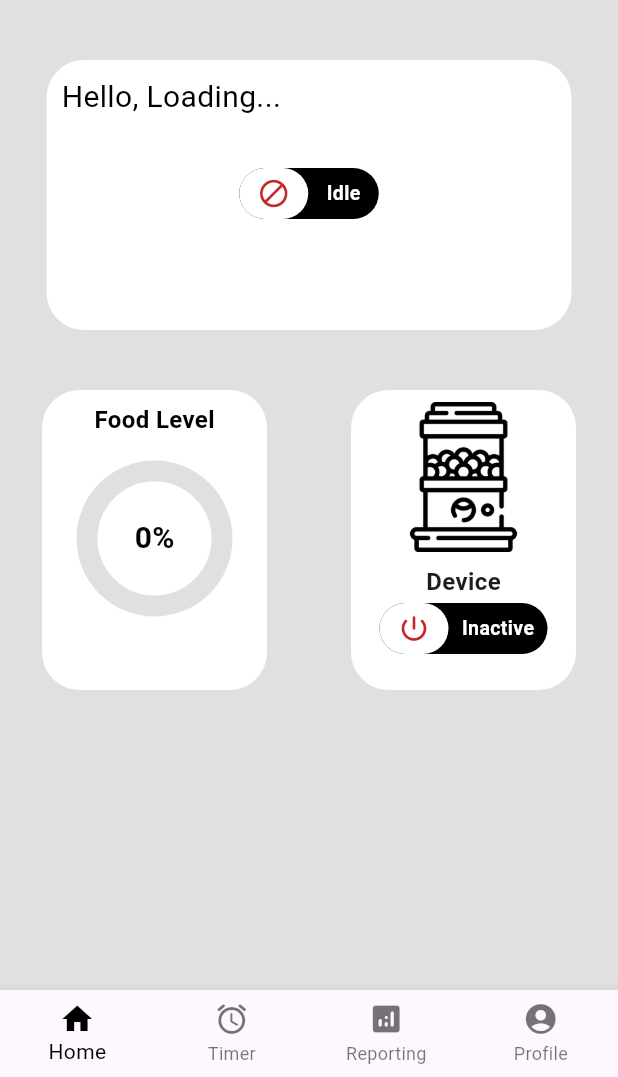
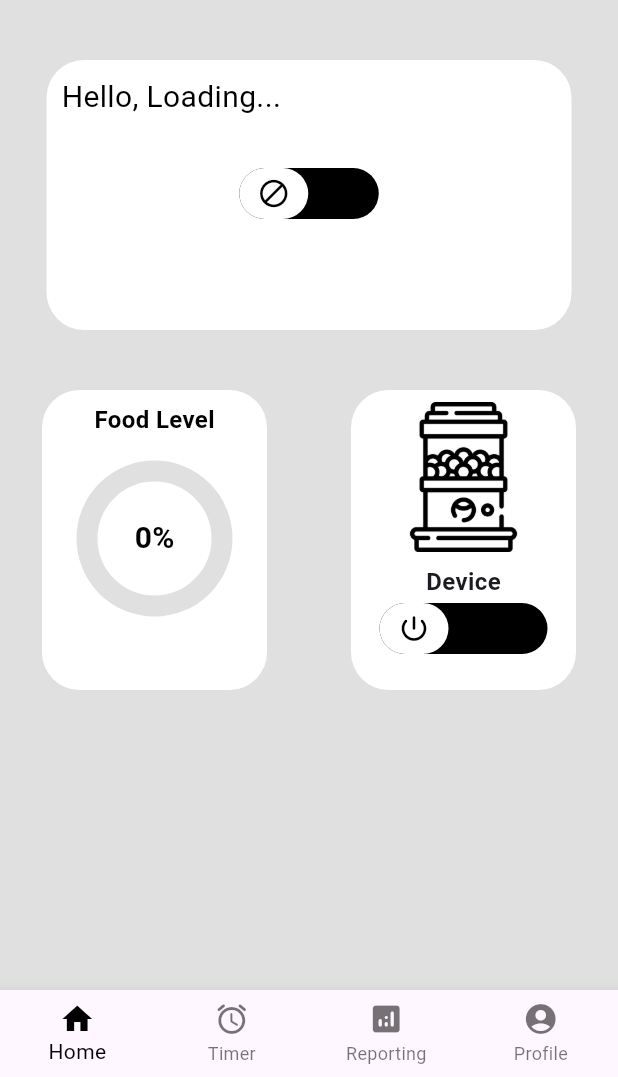
Before and after one commit to Paehkun/autofeed, a Flutter app: the screen it shows once a user with an empty profile is signed in, on a phone screen of 412 x 824 dp, the part 159-1236 px from its top. Run offline on Flutter 3.47's test engine with Material 3 defaults, Android fonts, the light colour scheme and no system bars; drawn by our look-alikes of animated_toggle_switch; our stand-ins replace firebase_auth, firebase_core, firebase_database, image_picker; accounts and stored records are empty.

Commit message:
change the home ui

```diff
--- a/lib/screen/homepage.dart
+++ b/lib/screen/homepage.dart
@@ -219,7 +219,8 @@ class _HomeScreenState extends State<HomeScreen> {
               color: Colors.black,
             ),
           ),
-          const SizedBox(height: 40),
+          const SizedBox(height: 20),
+          const SizedBox(height: 20),
           Container(
             height: 180,
             width: 350,
@@ -279,13 +280,13 @@ class _HomeScreenState extends State<HomeScreen> {
                           customStyleBuilder: (context, local, global) {
                             if (global.position <= 0) {
                               return ToggleStyle(
-                                backgroundColor: Colors.red[800],
+                                backgroundColor: Colors.grey[300],
                               );
                             }
                             return ToggleStyle(
                                 backgroundGradient: LinearGradient(colors: [
                               Colors.green,
-                              Colors.red[800]!
+                              Colors.grey[300]!
                             ], stops: [
                               global.position -
                                   (1 - 2 * max(0, global.position - 0.5)) * 0.7,
@@ -308,20 +309,30 @@ class _HomeScreenState extends State<HomeScreen> {
                           iconBuilder: (value) => value
                               ? const Icon(
                                   Icons.autorenew,
-                                  color: Colors.green,
+                                  color: Colors.black,
                                   size: 22,
                                 )
-                              : Icon(
+                              : const Icon(
                                   Icons.block,
-                                  color: Colors.red[800],
+                                  color: Colors.black,
                                   size: 22,
                                 ),
                           textBuilder: (value) => value
                               ? const Center(
-                                  child: Text('Feed'),
+                                  child: Text(
+                                    'Feed',
+                                    style: TextStyle(
+                                      color: Colors.black,
+                                    ),
+                                  ),
                                 )
                               : const Center(
-                                  child: Text('Idle'),
+                                  child: Text(
+                                    'Idle',
+                                    style: TextStyle(
+                                      color: Colors.black,
+                                    ),
+                                  ),
                                 ),
                         ),
                       )),
@@ -391,7 +402,7 @@ class _HomeScreenState extends State<HomeScreen> {
                     ),
                     DefaultTextStyle.merge(
                         style: const TextStyle(
-                          color: Colors.white,
+                          color: Colors.black,
                           fontSize: 13.0,
                           fontWeight: FontWeight.bold,
                         ),
@@ -412,13 +423,13 @@ class _HomeScreenState extends State<HomeScreen> {
                             customStyleBuilder: (context, local, global) {
                               if (global.position <= 0) {
                                 return ToggleStyle(
-                                  backgroundColor: Colors.red[800],
+                                  backgroundColor: Colors.grey[300],
                                 );
                               }
                               return ToggleStyle(
                                   backgroundGradient: LinearGradient(colors: [
                                 Colors.green,
-                                Colors.red[800]!
+                                Colors.grey[300]!
                               ], stops: [
                                 global.position -
                                     (1 - 2 * max(0, global.position - 0.5)) *
@@ -442,12 +453,12 @@ class _HomeScreenState extends State<HomeScreen> {
                             iconBuilder: (value) => value
                                 ? const Icon(
                                     Icons.power_settings_new_rounded,
-                                    color: Colors.green,
+                                    color: Colors.black,
                                     size: 22,
                                   )
-                                : Icon(
+                                : const Icon(
                                     Icons.power_settings_new_rounded,
-                                    color: Colors.red[800],
+                                    color: Colors.black,
                                     size: 22,
                                   ),
                             textBuilder: (value) => value
```
